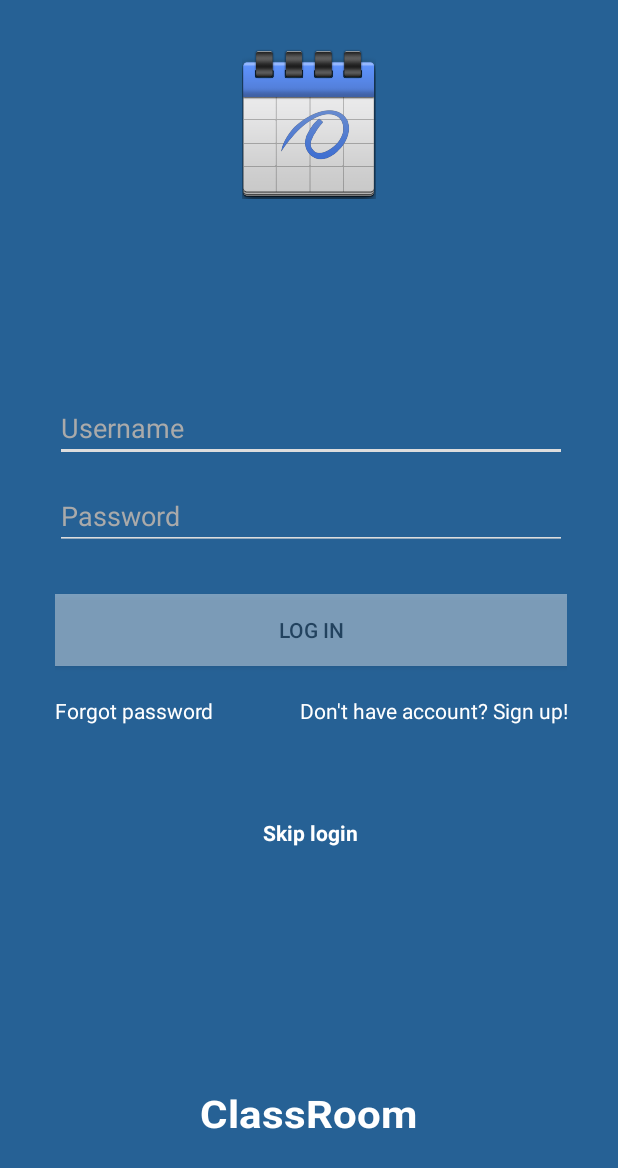
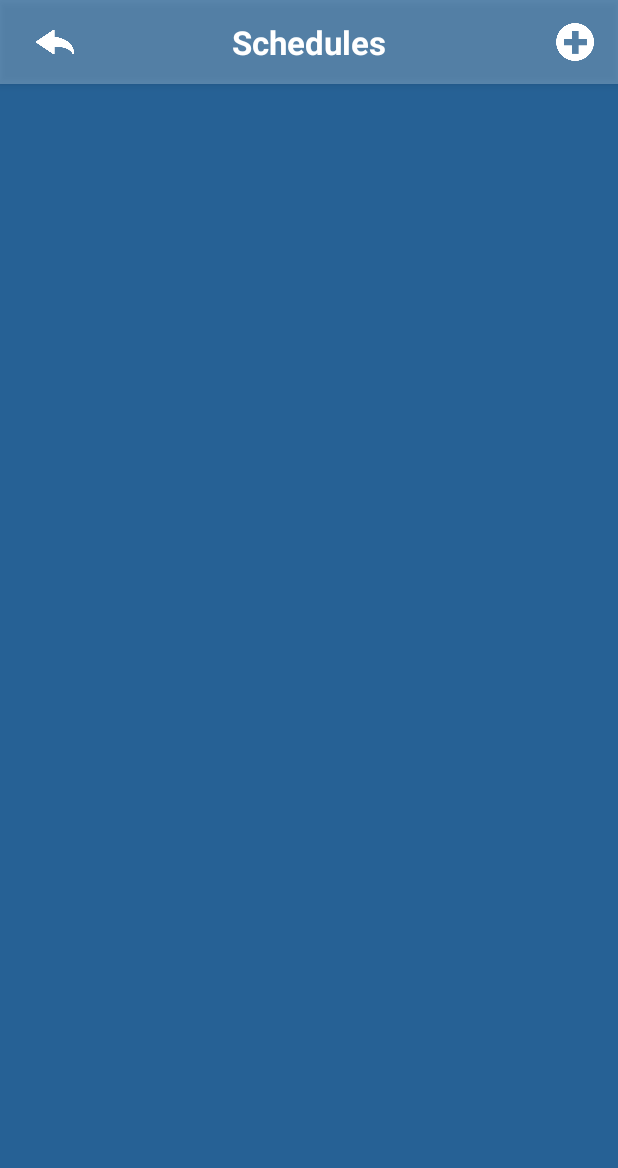
Before and after one commit to ArteneR/ClassRoom, an Android app: the screen it shows after launch (LoginActivity before the commit, SchedulesActivity after it), on a phone screen of 412 x 824 dp. Shown: the top 1168 px of the screen. Run offline under Robolectric (Android 15) with nearby library versions, the phone set to English and light mode, and no system bars.

Commit message:
Styled Schedules Activity, made the Custom Action Bar

```diff
--- a/app/src/main/AndroidManifest.xml
+++ b/app/src/main/AndroidManifest.xml
@@ -9,14 +9,19 @@
         android:supportsRtl="true"
         android:theme="@style/AppTheme">
         <activity android:name=".LoginActivity">
+            <!--<intent-filter>-->
+                <!--<action android:name="android.intent.action.MAIN"/>-->
+
+                <!--<category android:name="android.intent.category.LAUNCHER"/>-->
+            <!--</intent-filter>-->
+        </activity>
+        <activity android:name=".SchedulesActivity">
             <intent-filter>
                 <action android:name="android.intent.action.MAIN"/>
 
                 <category android:name="android.intent.category.LAUNCHER"/>
             </intent-filter>
         </activity>
-        <activity android:name=".SchedulesActivity">
-        </activity>
     </application>
 
 </manifest>
--- a/app/src/main/java/com/xdot/classroom/LoginActivity.java
+++ b/app/src/main/java/com/xdot/classroom/LoginActivity.java
@@ -1,5 +1,6 @@
 package com.xdot.classroom;
 
+import android.app.ActionBar;
 import android.support.v7.app.AppCompatActivity;
 import android.os.Bundle;
 import android.util.Log;
@@ -22,10 +23,18 @@ public class LoginActivity extends AppCompatActivity {
         super.onCreate(savedInstanceState);
         setContentView(R.layout.activity_login);
 
+        hideActionBar();
+
         btnLogIn = (Button) findViewById(R.id.btnLogIn);
         tvForgotPassword = (TextView) findViewById(R.id.tvForgotPassword);
         tvSignUp = (TextView) findViewById(R.id.tvSignUp);
         tvSkipLogin = (TextView) findViewById(R.id.tvSkipLogin);
+    }
+
+
+    private void hideActionBar() {
+        android.support.v7.app.ActionBar actionBar = getSupportActionBar();
+        actionBar.hide();
     }
 
 
--- a/app/src/main/java/com/xdot/classroom/SchedulesActivity.java
+++ b/app/src/main/java/com/xdot/classroom/SchedulesActivity.java
@@ -1,15 +1,67 @@
 package com.xdot.classroom;
 
+import android.app.ActionBar;
+import android.app.Activity;
+import android.graphics.Color;
+import android.graphics.drawable.ColorDrawable;
 import android.support.v7.app.AppCompatActivity;
 import android.os.Bundle;
+import android.util.Log;
+import android.view.LayoutInflater;
+import android.view.View;
+import android.view.Window;
+import android.widget.ImageButton;
+import android.widget.ImageView;
+import android.widget.TextView;
+import android.widget.Toast;
 
 
 
 public class SchedulesActivity extends AppCompatActivity {
 
+    final String TAG = "MY_DEBUG";
+
+
     @Override
     protected void onCreate(Bundle savedInstanceState) {
         super.onCreate(savedInstanceState);
         setContentView(R.layout.activity_schedules);
+
+        activateCustomActionBar();
+
+
+
+    }
+
+
+    private void activateCustomActionBar() {
+        android.support.v7.app.ActionBar mActionBar = getSupportActionBar();
+
+        mActionBar.setBackgroundDrawable(new ColorDrawable(Color.parseColor("#BB266195")));
+        mActionBar.setStackedBackgroundDrawable(new ColorDrawable(Color.parseColor("#BB266195")));
+
+        mActionBar.setDisplayShowHomeEnabled(false);
+        mActionBar.setDisplayShowTitleEnabled(false);
+        LayoutInflater mInflater = LayoutInflater.from(this);
+
+        View mCustomView = mInflater.inflate(R.layout.custom_actionbar, null);
+
+        mActionBar.setCustomView(mCustomView);
+        mActionBar.setDisplayShowCustomEnabled(true);
+    }
+
+
+    public void clicked(View view) {
+        Log.d(TAG, "Button clicked!");
+
+        switch (view.getId()) {
+            case R.id.imageView1:
+                Log.d(TAG, "Button: Back");
+                break;
+
+            case R.id.imageView2:
+                Log.d(TAG, "Button: Add Schedule");
+                break;
+        }
     }
 }
--- a/app/src/main/res/layout/activity_login.xml
+++ b/app/src/main/res/layout/activity_login.xml
@@ -7,7 +7,7 @@
     android:layout_width="match_parent"
     android:layout_height="match_parent"
     android:layout_marginTop="0dp"
-    android:background="#266195"
+    android:background="@color/colorAppMain"
     app:layout_constraintTop_toTopOf="@+id/constraintLayout"
     tools:context="com.xdot.classroom.LoginActivity"
     tools:layout_editor_absoluteX="0dp">
@@ -74,9 +74,9 @@
             android:ems="10"
             android:hint="Username"
             android:inputType="textPersonName"
-            android:textColor="#FFFFFF"
+            android:textColor="@color/colorTextMain"
             android:textColorHint="#AAAAAA"
-            android:textColorLink="#FFFFFF"/>
+            android:textColorLink="@color/colorTextMain"/>
 
         <EditText
             android:id="@+id/etPassword"
@@ -90,7 +90,7 @@
             android:ems="10"
             android:hint="Password"
             android:inputType="textPassword"
-            android:textColor="#FFFFFF"
+            android:textColor="@color/colorTextMain"
             android:textColorHint="#AAAAAA"/>
 
         <Button
@@ -102,9 +102,9 @@
             android:layout_marginRight="-14dp"
             android:layout_marginTop="29dp"
             android:alpha="0.4"
-            android:background="#FFFFFF"
+            android:background="@color/colorTextMain"
+            android:onClick="clicked"
             android:text="Log in"
-            android:onClick="clicked"
             app:layout_constraintRight_toRightOf="parent"
             tools:layout_editor_absoluteY="146dp"/>
 
@@ -115,9 +115,9 @@
             android:layout_above="@+id/tvSkipLogin"
             android:layout_alignParentStart="true"
             android:layout_marginBottom="62dp"
+            android:onClick="clicked"
             android:text="Forgot password"
-            android:onClick="clicked"
-            android:textColor="#FFFFFF"/>
+            android:textColor="@color/colorTextMain"/>
 
         <TextView
             android:id="@+id/tvSignUp"
@@ -126,10 +126,10 @@
             android:layout_alignBaseline="@+id/tvForgotPassword"
             android:layout_alignBottom="@+id/tvForgotPassword"
             android:layout_alignParentEnd="true"
+            android:onClick="clicked"
             android:text="Don't have account? Sign up!"
-            android:onClick="clicked"
             android:textAlignment="viewEnd"
-            android:textColor="#FFFFFF"/>
+            android:textColor="@color/colorTextMain"/>
 
         <TextView
             android:id="@+id/tvSkipLogin"
@@ -138,10 +138,10 @@
             android:layout_alignParentBottom="true"
             android:layout_centerHorizontal="true"
             android:layout_marginBottom="20dp"
+            android:onClick="clicked"
             android:text="Skip login"
-            android:onClick="clicked"
             android:textAlignment="center"
-            android:textColor="#FFFFFF"
+            android:textColor="@color/colorTextMain"
             android:textStyle="bold"/>
 
     </RelativeLayout>
@@ -166,7 +166,7 @@
             android:text="ClassRoom"
             android:textAlignment="center"
             android:textAllCaps="false"
-            android:textColor="#FFFFFF"
+            android:textColor="@color/colorTextMain"
             android:textScaleX="1.1"
             android:textSize="25sp"
             android:textStyle="bold"/>
--- a/app/src/main/res/layout/activity_schedules.xml
+++ b/app/src/main/res/layout/activity_schedules.xml
@@ -5,6 +5,7 @@
     android:id="@+id/activity_schedules"
     android:layout_width="match_parent"
     android:layout_height="match_parent"
+    android:background="@color/colorAppMain"
     android:paddingBottom="@dimen/activity_vertical_margin"
     android:paddingLeft="@dimen/activity_horizontal_margin"
     android:paddingRight="@dimen/activity_horizontal_margin"
--- /dev/null
+++ b/app/src/main/res/layout/custom_actionbar.xml
@@ -0,0 +1,39 @@
+<?xml version="1.0" encoding="utf-8"?>
+<RelativeLayout xmlns:android="http://schemas.android.com/apk/res/android"
+                xmlns:app="http://schemas.android.com/apk/res-auto"
+                android:layout_width="match_parent"
+                android:layout_height="50dp" >
+
+    <TextView
+        android:id="@+id/title_text"
+        android:layout_width="wrap_content"
+        android:layout_height="wrap_content"
+        android:layout_centerHorizontal="false"
+        android:layout_centerInParent="true"
+        android:text="Schedules"
+        android:textAlignment="center"
+        android:textAppearance="?android:attr/textAppearanceLarge"
+        android:textColor="#fff"
+        android:textStyle="bold"/>
+
+    <ImageView
+        android:id="@+id/imageView1"
+        android:layout_width="25dp"
+        android:layout_height="25dp"
+        android:layout_alignParentLeft="true"
+        android:layout_centerVertical="true"
+        android:layout_marginLeft="8dp"
+        android:onClick="clicked"
+        app:srcCompat="@drawable/arrow_back_icon_5"/>
+
+    <ImageView
+        android:id="@+id/imageView2"
+        android:layout_width="25dp"
+        android:layout_height="25dp"
+        android:layout_alignParentRight="true"
+        android:layout_centerVertical="true"
+        android:layout_marginRight="8dp"
+        android:onClick="clicked"
+        app:srcCompat="@drawable/plus_icon_1"/>
+
+</RelativeLayout>
--- a/app/src/main/res/values/colors.xml
+++ b/app/src/main/res/values/colors.xml
@@ -3,4 +3,6 @@
     <color name="colorPrimary">#3F51B5</color>
     <color name="colorPrimaryDark">#303F9F</color>
     <color name="colorAccent">#FFFFFF</color>
+    <color name="colorAppMain">#266195</color>
+    <color name="colorTextMain">#FFFFFF</color>
 </resources>
--- a/app/src/main/res/values/styles.xml
+++ b/app/src/main/res/values/styles.xml
@@ -1,7 +1,7 @@
 <resources>
 
     <!-- Base application theme. -->
-    <style name="AppTheme" parent="Theme.AppCompat.Light.NoActionBar">
+    <style name="AppTheme" parent="Theme.AppCompat.Light.DarkActionBar">
         <!-- Customize your theme here. -->
         <item name="colorPrimary">@color/colorPrimary</item>
         <item name="colorPrimaryDark">@color/colorPrimaryDark</item>
```
Also changed, not shown: app/src/main/res/drawable/arrow_back_icon_5.png (added), app/src/main/res/drawable/plus_icon_1.png (added), 8 other files.
